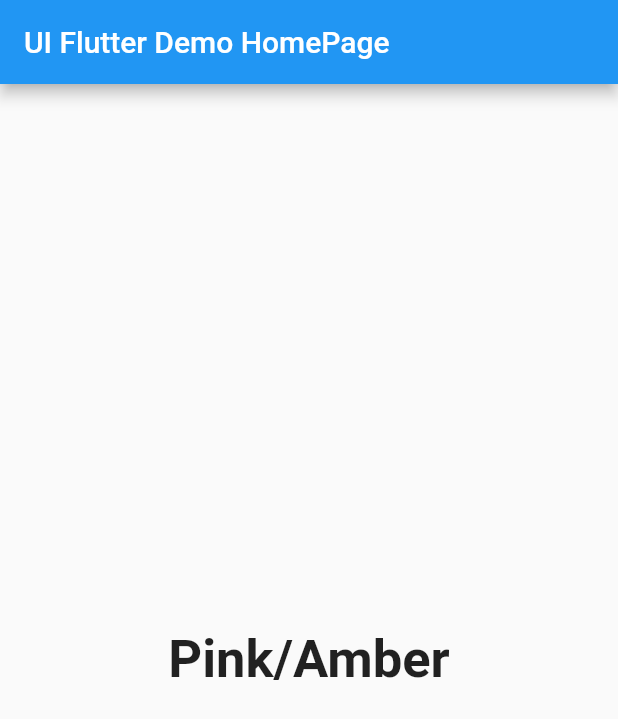
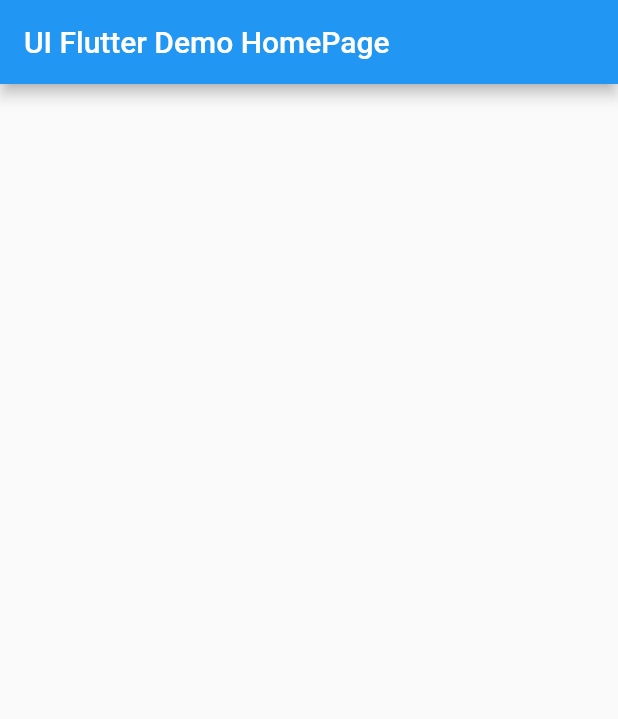
Before and after one commit to Devsaci/uiflutter2fulaih, a Flutter app: the screen it shows after launch, on a phone screen of 412 x 824 dp. Shown: the top 719 px of the screen. Run offline on Flutter 3.47's test engine with Material 2 defaults, Android fonts, the phone set to English and light mode, and no system bars.

Commit message:
RichText

```diff
--- a/lib/main.dart
+++ b/lib/main.dart
@@ -39,10 +39,13 @@ class _MyHomePageState extends State<MyHomePage> {
       appBar: AppBar(
         title: const Text("UI Flutter Demo HomePage"),
       ),
-      body: const Center(
-        child: Text(
-          "Pink/Amber",
-          style: TextStyle(fontWeight: FontWeight.bold, fontSize: 35),
+      body:  Center(
+        child: RichText(
+            text: TextSpan(
+              children: [
+
+              ]
+            ),
         ),
       ),
     );
```
